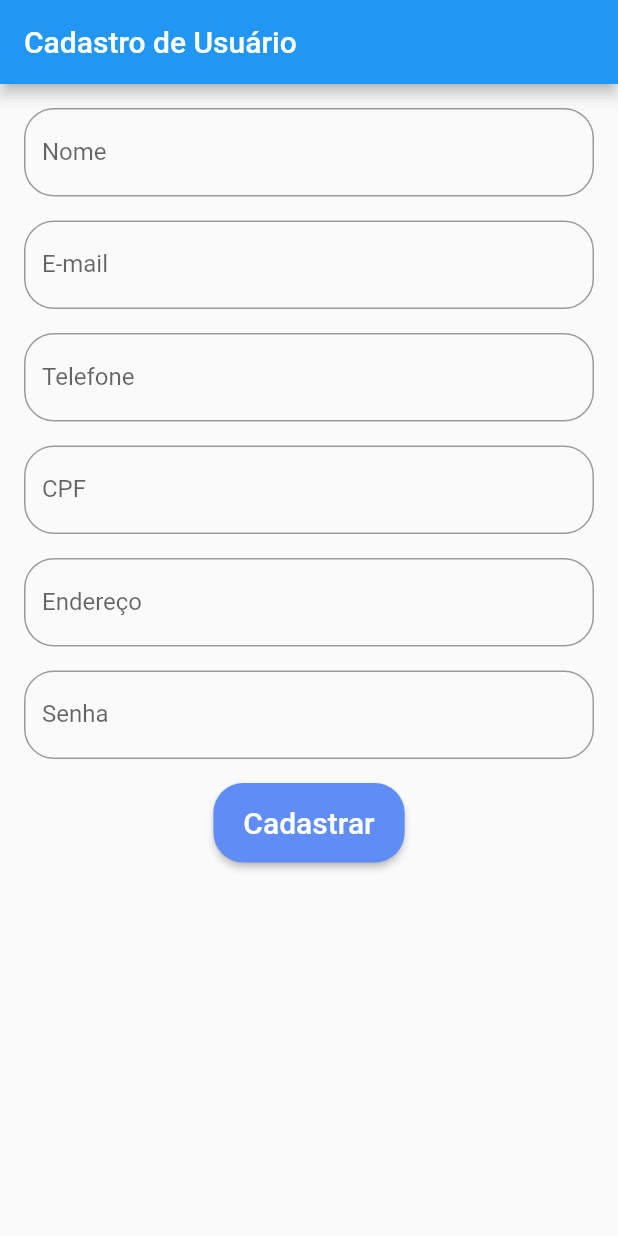
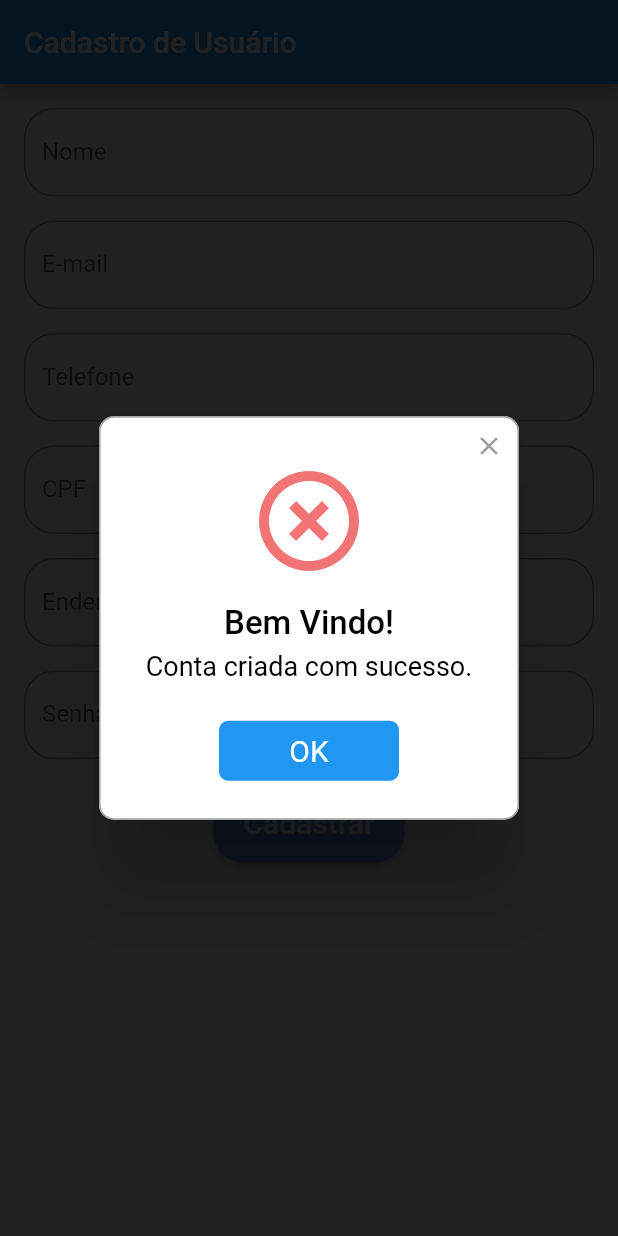
Before and after one commit to fonseca741/9794-AS, a Flutter app: the screen it shows after launch, after a tap on "Cadastrar", on a phone screen of 412 x 824 dp. Run offline on Flutter 3.47's test engine with Material 2 defaults, Android fonts, the phone set to English and light mode, and no system bars; drawn by our look-alikes of rflutter_alert.

Commit message:
Cadastro de usuário atualizado

```diff
--- a/lib/Views/cadastroUsuario.dart
+++ b/lib/Views/cadastroUsuario.dart
@@ -1,10 +1,10 @@
+library rflutter_alert;
+
 import 'package:flutter/material.dart';
+import 'package:iClothes/Models/usuario.dart';
+import 'package:rflutter_alert/rflutter_alert.dart';
 
-import '../Models/usuario.dart';
-
-void main() => runApp(MyApp());
-
-class MyApp extends StatelessWidget {
+class ViewCadastroUsuario extends StatelessWidget {
   final TextEditingController _controladorNome = TextEditingController();
   final TextEditingController _controladorEmail = TextEditingController();
   final TextEditingController _controladorTel = TextEditingController();
@@ -111,7 +111,26 @@ class MyApp extends StatelessWidget {
                     final Usuario usuarioNovo =
                         Usuario(nome, email, telefone, cpf, endereco, senha);
 
-                    print(usuarioNovo);
+                    if (Usuario != null) {
+                      Alert(
+                        context: context,
+                        type: AlertType.error,
+                        title: "Bem Vindo!",
+                        desc: "Conta criada com sucesso.",
+                        buttons: [
+                          DialogButton(
+                            child: Text(
+                              "OK",
+                              style:
+                                  TextStyle(color: Colors.white, fontSize: 20),
+                            ),
+                            onPressed: () => Navigator.pop(context),
+                            width: 120,
+                          )
+                        ],
+                      ).show();
+                      print(usuarioNovo);
+                    }
                   },
                 ),
               ),
--- /dev/null
+++ b/lib/main.dart
@@ -0,0 +1,8 @@
+import 'package:flutter/material.dart';
+import 'Views/cadastroUsuario.dart';
+
+void main() => runApp(MaterialApp(
+      title: 'iClothes',
+      theme: ThemeData(),
+      home: ViewCadastroUsuario(),
+    ));
--- a/pubspec.yaml
+++ b/pubspec.yaml
@@ -3,7 +3,7 @@ description: A new Flutter project.
 
 # The following line prevents the package from being accidentally published to
 # pub.dev using `pub publish`. This is preferred for private packages.
-publish_to: 'none' # Remove this line if you wish to publish to pub.dev
+publish_to: "none" # Remove this line if you wish to publish to pub.dev
 
 # The following defines the version and build number for your application.
 # A version number is three numbers separated by dots, like 1.2.43
@@ -23,7 +23,8 @@ environment:
 dependencies:
   flutter:
     sdk: flutter
-
+  dependencies:
+  rflutter_alert: ^1.1.0
 
   # The following adds the Cupertino Icons font to your application.
   # Use with the CupertinoIcons class for iOS style icons.
@@ -38,7 +39,6 @@ dev_dependencies:
 
 # The following section is specific to Flutter.
 flutter:
-
   # The following line ensures that the Material Icons font is
   # included with your application, so that you can use the icons in
   # the material Icons class.
```
Also changed, not shown: lib/Views/sucess.png (added), pubspec.lock.
